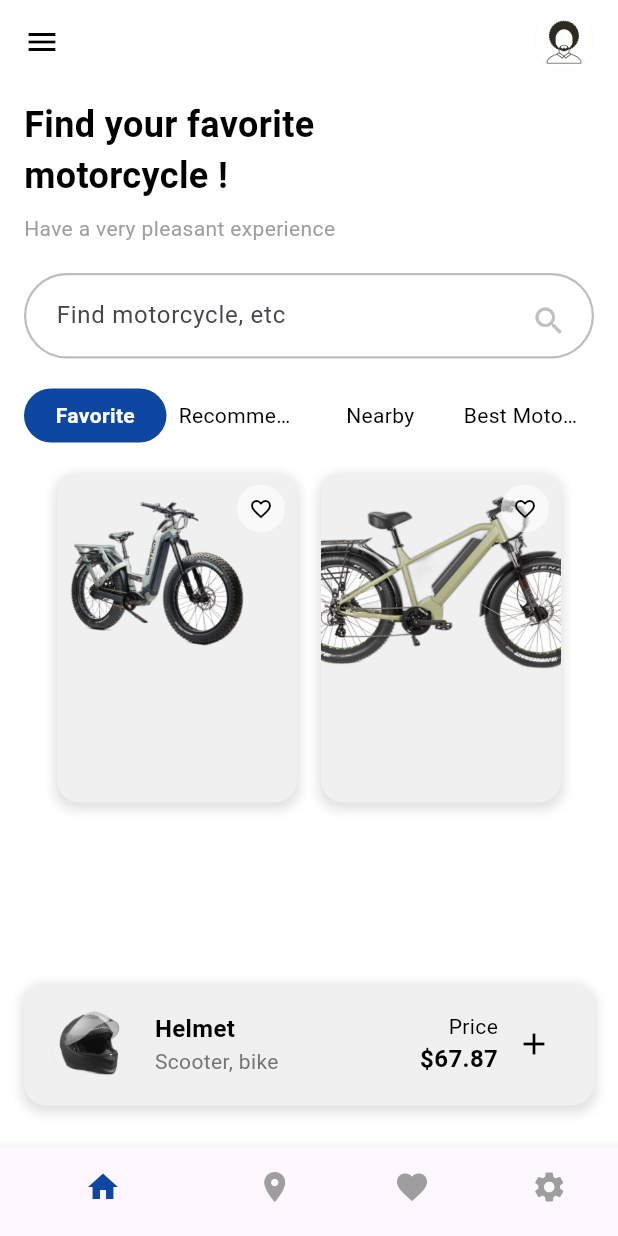
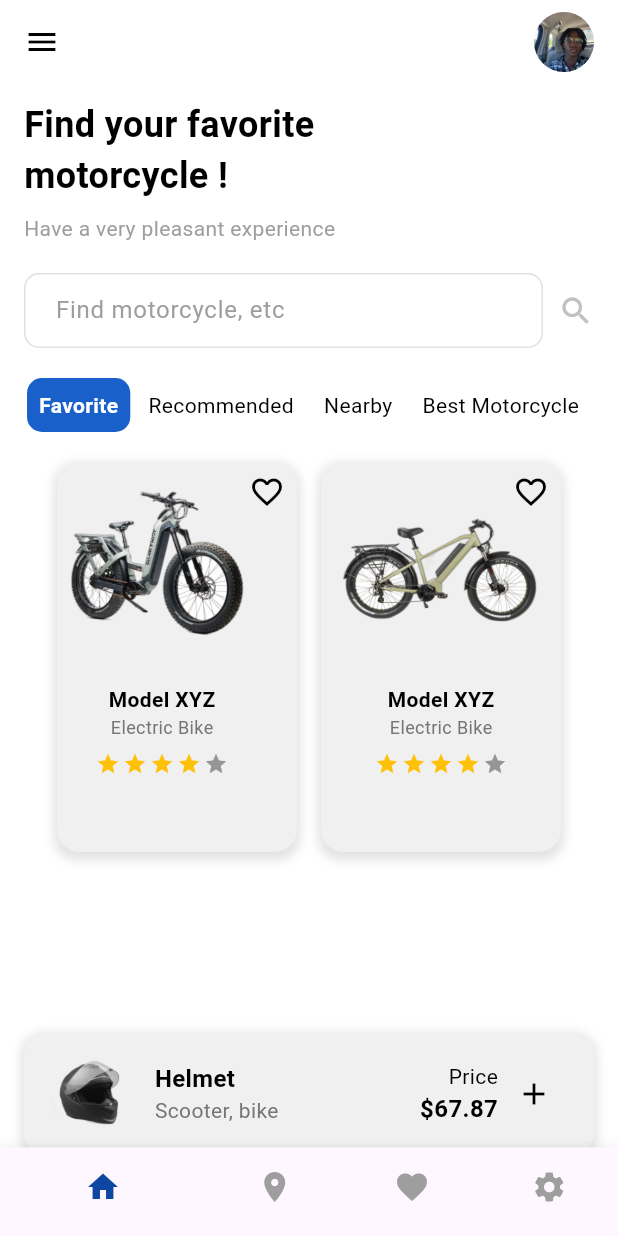
Before and after one commit to glitterrock-vampire/Jam-Bikes, a Flutter app: the screen it shows after launch, on a phone screen of 412 x 824 dp. Run offline on Flutter 3.47's test engine with Material 3 defaults, Android fonts, the phone set to English and light mode, and no system bars; drawn by our look-alikes of flutter_rating_bar.

Commit message:
edits to bike divs

```diff
--- a/jam_bikes/lib/home_page.dart
+++ b/jam_bikes/lib/home_page.dart
@@ -1,4 +1,5 @@
 import 'package:flutter/material.dart';
+import 'package:flutter_rating_bar/flutter_rating_bar.dart';
 
 class HomePage extends StatefulWidget {
   @override
@@ -10,6 +11,7 @@ class _HomePageState extends State<HomePage> {
     false,
     false
   ]; // Track the favorite state of each bike
+  int selectedIndex = 0; // Track the selected index for category tabs
 
   @override
   Widget build(BuildContext context) {
@@ -24,7 +26,7 @@ class _HomePageState extends State<HomePage> {
         ),
         actions: [
           CircleAvatar(
-            backgroundImage: AssetImage('assets/avatar.jpg'),
+            backgroundImage: AssetImage('assets/Avatarme.jpg'),
           ),
           SizedBox(width: 16),
         ],
@@ -51,9 +53,9 @@ class _HomePageState extends State<HomePage> {
                 style: TextStyle(color: Colors.grey),
               ),
               SizedBox(height: 20),
-              _buildSearchBar(),
+              _buildSearchBar(), // Updated search bar with no icon background and grey text
               SizedBox(height: 20),
-              _buildCategoryTabs(),
+              _buildCategoryTabs(), // Updated category tabs with selection and hover effect
               SizedBox(height: 20),
               _buildBikeList(context),
               SizedBox(height: 20),
@@ -82,31 +84,32 @@ class _HomePageState extends State<HomePage> {
   }
 
   Widget _buildSearchBar() {
-    return Stack(
+    return Row(
       children: [
-        Container(
+        Expanded(
+          child: Container(
             decoration: BoxDecoration(
               color: Colors.white,
-            borderRadius: BorderRadius.circular(30),
-            border: Border.all(color: Colors.grey[400]!, width: 1.5),
+              borderRadius: BorderRadius.circular(10), // Less rounded edges
+              border:
+                  Border.all(color: Colors.grey[300]!, width: 1), // Less border
             ),
+            child: Padding(
+              padding: const EdgeInsets.symmetric(horizontal: 20.0),
               child: TextField(
                 decoration: InputDecoration(
                   hintText: 'Find motorcycle, etc',
+                  hintStyle:
+                      TextStyle(color: Colors.grey[500]), // Slightly grey text
                   border: InputBorder.none,
-              contentPadding:
-                  EdgeInsets.symmetric(vertical: 15, horizontal: 20),
                 ),
               ),
             ),
-        Positioned(
-          right: 10,
-          top: 12,
-          child: CircleAvatar(
-            backgroundColor: Colors.white,
-            child: Icon(Icons.search, color: Color(0xFFC1C1C1)),
           ),
         ),
+        SizedBox(width: 10), // Space between search bar and icon
+        Icon(Icons.search,
+            color: Color(0xFFC1C1C1)), // No background for the search icon
       ],
     );
   }
@@ -115,32 +118,43 @@ class _HomePageState extends State<HomePage> {
     return Row(
       mainAxisAlignment: MainAxisAlignment.spaceAround,
       children: [
-        Expanded(child: _buildCategoryTab('Favorite', true)),
-        Expanded(child: _buildCategoryTab('Recommended', false)),
-        Expanded(child: _buildCategoryTab('Nearby', false)),
-        Expanded(child: _buildCategoryTab('Best Motorcycle', false)),
+        _buildCategoryTab('Favorite', 0),
+        _buildCategoryTab('Recommended', 1),
+        _buildCategoryTab('Nearby', 2),
+        _buildCategoryTab('Best Motorcycle', 3),
       ],
     );
   }
 
-  Widget _buildCategoryTab(String title, bool selected) {
-    return Container(
+  Widget _buildCategoryTab(String title, int index) {
+    bool isSelected = selectedIndex == index;
+
+    return GestureDetector(
+      onTap: () {
+        setState(() {
+          selectedIndex = index;
+        });
+      },
+      child: Container(
         alignment: Alignment.center,
         decoration: BoxDecoration(
-        color: selected ? Colors.blue[900] : Colors.transparent,
-        borderRadius: BorderRadius.circular(20),
+          color: isSelected
+              ? const Color.fromARGB(255, 25, 96, 203)
+              : Colors.transparent,
+          borderRadius: BorderRadius.circular(10),
         ),
         padding: EdgeInsets.symmetric(horizontal: 8, vertical: 8),
         child: Text(
           title,
           style: TextStyle(
-          color: selected ? Colors.white : Colors.black,
-          fontWeight: selected ? FontWeight.bold : FontWeight.normal,
+            color: isSelected ? Colors.white : Colors.black,
+            fontWeight: isSelected ? FontWeight.bold : FontWeight.normal,
             fontFamily: 'Roboto',
             fontSize: 14,
           ),
           maxLines: 1,
           overflow: TextOverflow.ellipsis,
+        ),
       ),
     );
   }
@@ -148,20 +162,22 @@ class _HomePageState extends State<HomePage> {
   Widget _buildBikeList(BuildContext context) {
     return Center(
       child: Container(
-        height: 220,
+        height:
+            260, // Adjusted height to ensure the bikes fit with the description
         child: Row(
           mainAxisAlignment: MainAxisAlignment.center,
           children: [
-            _buildBikeCard('assets/yhbike1.png', 0),
+            _buildBikeCard('assets/yhbike1.png', 0, scale: 1.0),
             SizedBox(width: 16),
-            _buildBikeCard('assets/yhbike2.png', 1),
+            _buildBikeCard('assets/yhbike2.png', 1,
+                scale: 0.9), // Adjusted scale
           ],
         ),
       ),
     );
   }
 
-  Widget _buildBikeCard(String imagePath, int index) {
+  Widget _buildBikeCard(String imagePath, int index, {double scale = 1.0}) {
     return Container(
       width: 160,
       decoration: BoxDecoration(
@@ -181,9 +197,58 @@ class _HomePageState extends State<HomePage> {
           Column(
             crossAxisAlignment: CrossAxisAlignment.center,
             children: [
-              ClipRRect(
+              Transform.scale(
+                scale: scale, // Scale the image
+                child: ClipRRect(
                   borderRadius: BorderRadius.circular(15),
-                child: Image.asset(imagePath, height: 140, fit: BoxFit.cover),
+                  child:
+                      Image.asset(imagePath, height: 140, fit: BoxFit.contain),
+                ),
+              ),
+              SizedBox(height: 8),
+              Padding(
+                padding: const EdgeInsets.symmetric(horizontal: 8.0),
+                child: Text(
+                  "Model XYZ",
+                  style: TextStyle(
+                    fontSize: 14,
+                    fontWeight: FontWeight.bold,
+                    color: Colors.black,
+                  ),
+                  maxLines: 1,
+                  overflow: TextOverflow.ellipsis,
+                ),
+              ),
+              Padding(
+                padding: const EdgeInsets.symmetric(horizontal: 8.0),
+                child: Text(
+                  "Electric Bike",
+                  style: TextStyle(
+                    fontSize: 12,
+                    color: Colors.grey[600],
+                  ),
+                  maxLines: 1,
+                  overflow: TextOverflow.ellipsis,
+                ),
+              ),
+              Padding(
+                padding: const EdgeInsets.symmetric(vertical: 8.0),
+                child: RatingBar.builder(
+                  initialRating: 4,
+                  minRating: 1,
+                  direction: Axis.horizontal,
+                  allowHalfRating: true,
+                  itemCount: 5,
+                  itemSize: 16.0,
+                  itemPadding: EdgeInsets.symmetric(horizontal: 1.0),
+                  itemBuilder: (context, _) => Icon(
+                    Icons.star,
+                    color: Colors.amber,
+                  ),
+                  onRatingUpdate: (rating) {
+                    print(rating);
+                  },
+                ),
               ),
             ],
           ),
@@ -197,14 +262,10 @@ class _HomePageState extends State<HomePage> {
                       !isFavorite[index]; // Toggle favorite state
                 });
               },
-              child: CircleAvatar(
-                backgroundColor: Colors.white.withOpacity(0.6),
-                radius: 16, // Make the circle smaller
               child: Icon(
                 isFavorite[index] ? Icons.favorite : Icons.favorite_border,
                 color: isFavorite[index] ? Colors.red : Colors.black,
-                  size: 16,
-                ),
+                size: 24,
               ),
             ),
           ),
--- a/jam_bikes/pubspec.yaml
+++ b/jam_bikes/pubspec.yaml
@@ -10,13 +10,12 @@ environment:
 dependencies:
   flutter:
     sdk: flutter
-
+  flutter_rating_bar: ^4.0.0
   cupertino_icons: ^1.0.8
 
 dev_dependencies:
   flutter_test:
     sdk: flutter
-
   flutter_lints: ^4.0.0
 
 flutter:
@@ -28,3 +27,4 @@ flutter:
     - assets/yhbike2.png
     - assets/yhhelmet.png
     - assets/avatar.jpg
+    - assets/Avatarme.jpg
```
Also changed, not shown: jam_bikes/assets/Avatarme.jpg (added), jam_bikes/pubspec.lock, 1 other file. Lines whose indentation alone changed are shown as unchanged.
